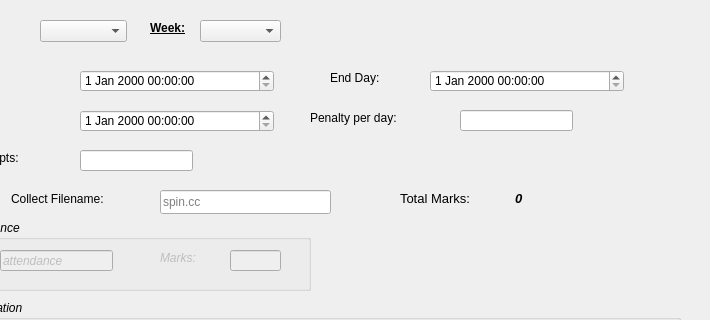
Old version of the form src/ui/create_repeat_assignments_dialog.ui in the repository healyp/handin; both pictures show x 90 to 800 and y 0 to 320 of the 800 by 1000 pixel window.
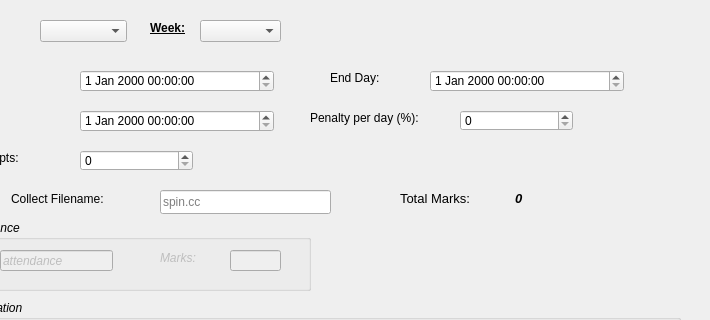
New version of the form.

Commit message: added functionality for lecturers to create a definitions file

Diff of the .ui file:
```diff
--- a/src/ui/create_repeat_assignments_dialog.ui
+++ b/src/ui/create_repeat_assignments_dialog.ui
@@ -131,7 +131,7 @@
     </rect>
    </property>
    <property name="text">
-    <string>Penalty per day:</string>
+    <string>Penalty per day (%):</string>
    </property>
   </widget>
   <widget class="QDateTimeEdit" name="dateTimeEdit_endDay">
@@ -154,7 +154,7 @@
     </rect>
    </property>
   </widget>
-  <widget class="QLineEdit" name="lineEdit_penaltyPerDay">
+  <widget class="QSpinBox" name="spinBox_penaltyPerDay">
    <property name="geometry">
     <rect>
      <x>550</x>
@@ -207,7 +207,7 @@
     <string>Total Attempts:</string>
    </property>
   </widget>
-  <widget class="QLineEdit" name="lineEdit_totalAttempts">
+  <widget class="QSpinBox" name="spinBox_totalAttempts">
    <property name="geometry">
     <rect>
      <x>170</x>
```
The commit also changes 21 other files.
